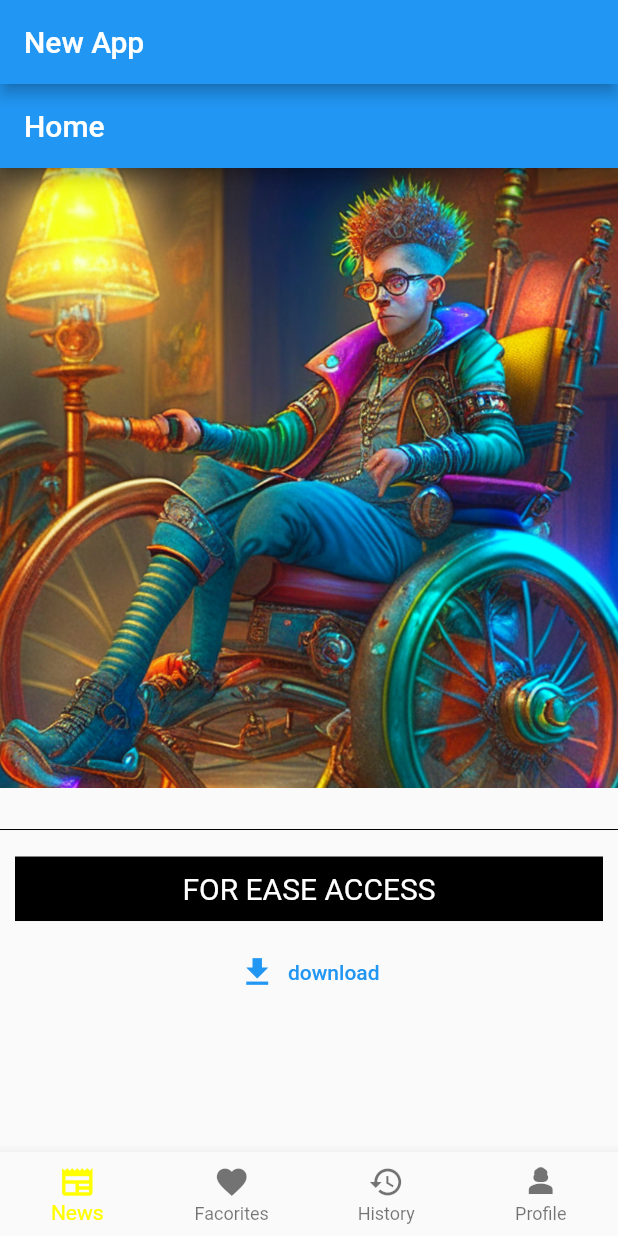
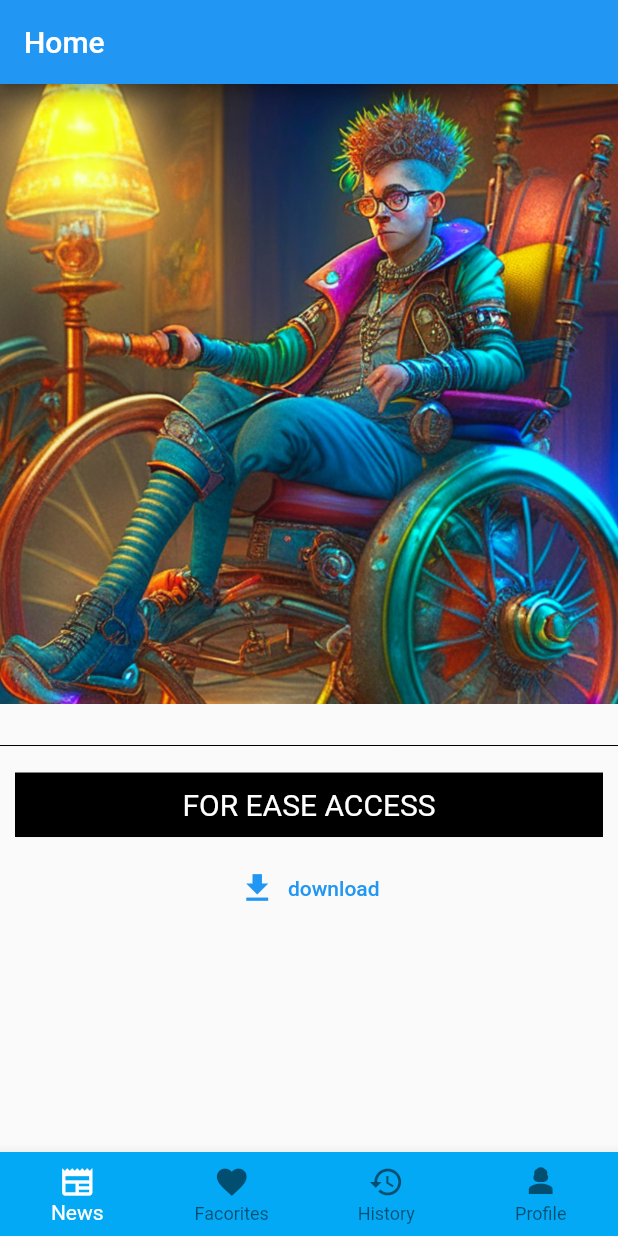
Before and after one commit to Tordx/Dart-test, a Flutter app: the screen it shows after launch, on a phone screen of 412 x 824 dp. Run offline on Flutter 3.47's test engine with Material 2 defaults, Android fonts, the phone set to English and light mode, and no system bars.

Commit message:
main nav

```diff
--- a/lib/main.dart
+++ b/lib/main.dart
@@ -39,11 +39,10 @@ class _RootPage extends State<RootPage> {
   @override
   Widget build(BuildContext context) {
     return Scaffold(
-      appBar: AppBar(
-        title: const Text('New App'),
-      ),
+
       body: _children[currentPage],
       bottomNavigationBar: BottomNavigationBar(
+        backgroundColor: Colors.lightBlue,
         items: const [
           BottomNavigationBarItem(
             icon:  Icon(Icons.newspaper_outlined),
@@ -55,6 +54,7 @@ class _RootPage extends State<RootPage> {
           ),
           BottomNavigationBarItem(
             icon:  Icon(Icons.history),
+
             label: 'History',
           ),
           BottomNavigationBarItem(
@@ -62,9 +62,9 @@ class _RootPage extends State<RootPage> {
             label: 'Profile',
           ),
         ],
-        currentIndex: 0,
+        currentIndex: currentPage,
           onTap: (int index){setState((){currentPage = index;});},
-          fixedColor: Colors.yellowAccent,
+          fixedColor: Colors.white, // Change the active item color here
           type: BottomNavigationBarType.fixed,
       ),
     );
```
